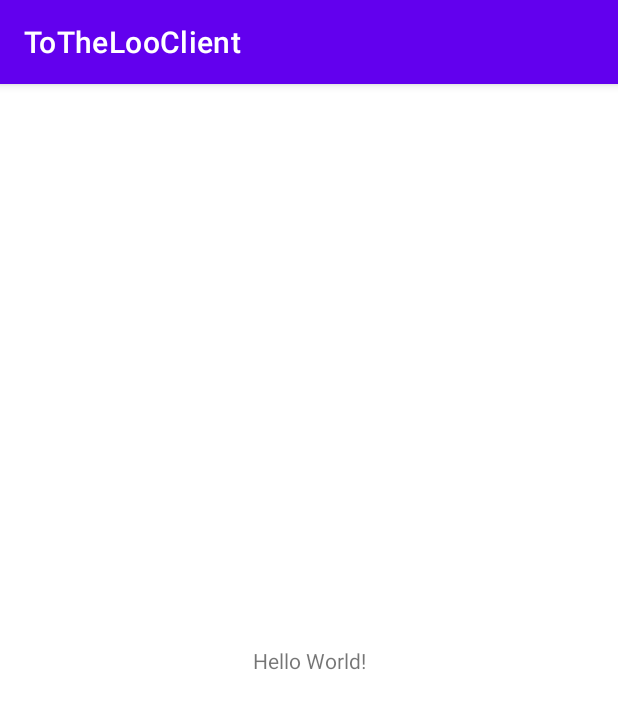
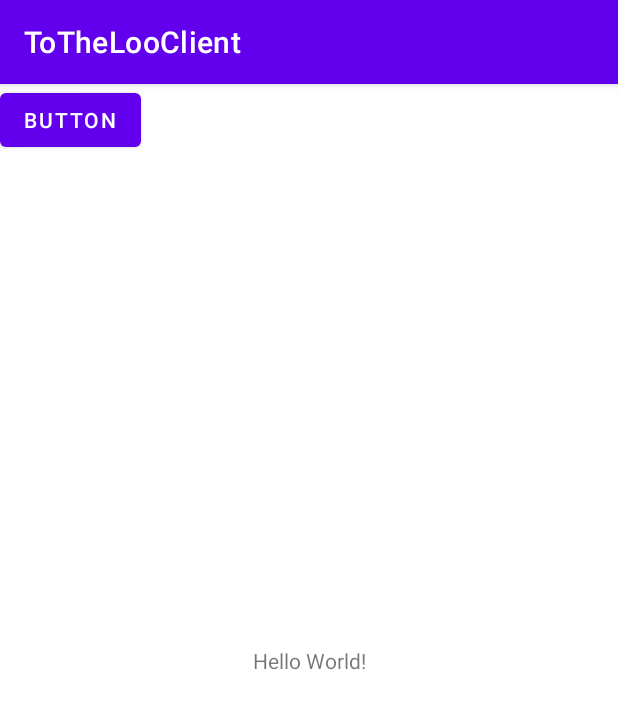
Before and after one commit to PatrickMohr/totheloo, an Android app: the screen it shows after launch (MainActivity), on a phone screen of 412 x 824 dp. Shown: the top 709 px of the screen. Run offline under Robolectric (Android 15) with nearby library versions, the light colour scheme and no system bars.

Commit message:
gradle.xml, vcs.xml und activity_main.xml aktualisiert

```diff
--- a/ToTheLooClient/app/src/main/res/layout/activity_main.xml
+++ b/ToTheLooClient/app/src/main/res/layout/activity_main.xml
@@ -15,4 +15,12 @@
         app:layout_constraintRight_toRightOf="parent"
         app:layout_constraintTop_toTopOf="parent" />
 
+    <Button
+        android:id="@+id/button"
+        android:layout_width="wrap_content"
+        android:layout_height="wrap_content"
+        android:text="Button"
+        tools:layout_editor_absoluteX="159dp"
+        tools:layout_editor_absoluteY="508dp" />
+
 </androidx.constraintlayout.widget.ConstraintLayout>
```
